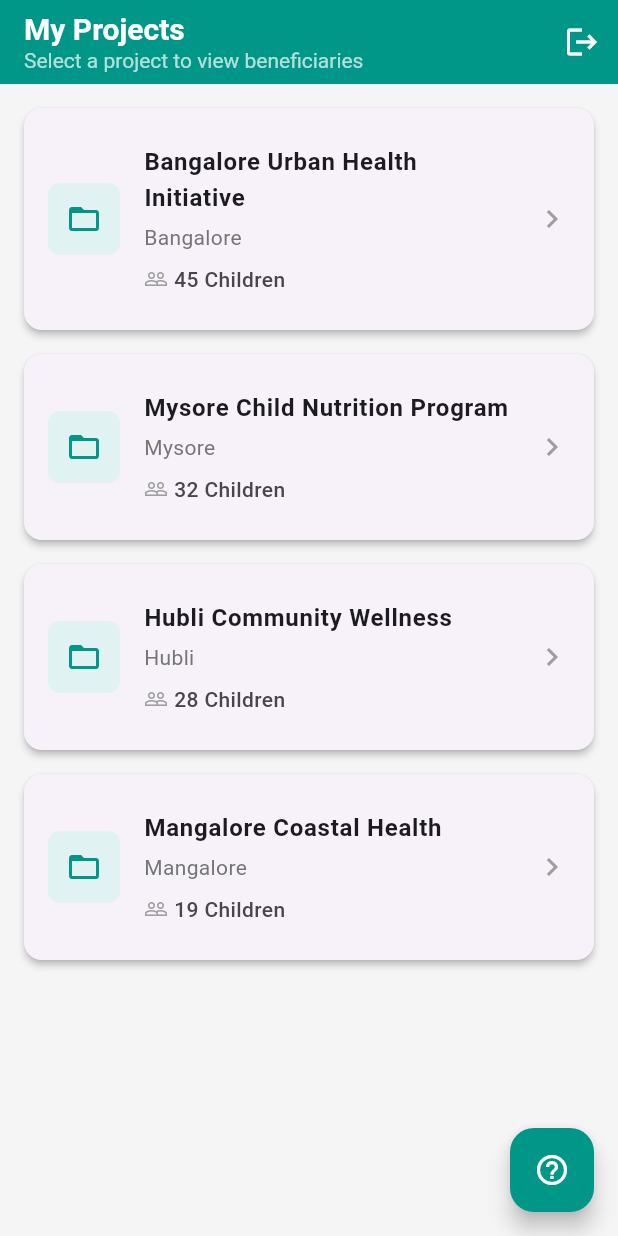
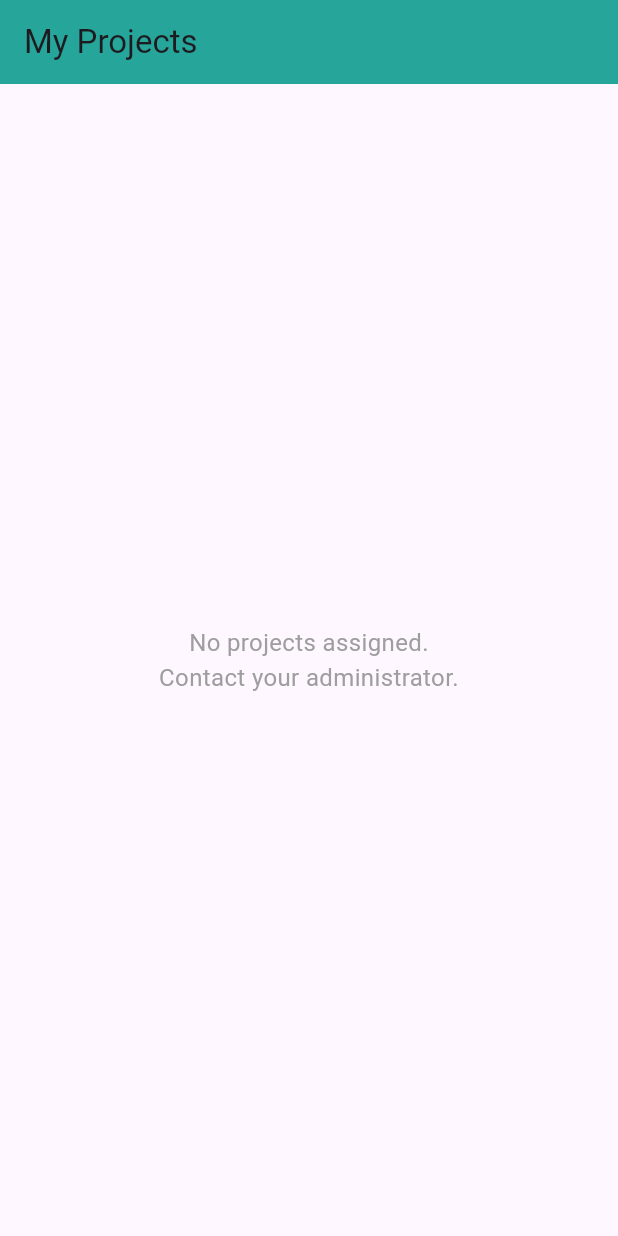
Before and after one commit to mahilearnscoding/jagruti_app, a Flutter app: the ProjectListScreen screen opened directly, on a phone screen of 412 x 824 dp. Run offline on Flutter 3.47's test engine with Material 3 defaults, Android fonts, the light colour scheme and no system bars; our stand-ins replace appwrite, hive_flutter; accounts and stored records are empty.

Commit message:
Final Windows sync

```diff
--- a/lib/screens/children/add_child_screen.dart
+++ b/lib/screens/children/add_child_screen.dart
@@ -5,7 +5,6 @@ import '../../services/visit_service.dart';
 import '../../services/local_storage_service.dart';
 import '../../utils/constants.dart';
 import '../visits/baseline_visit_screen.dart';
-import '../../services/local_storage_service.dart';
 
 class AddChildScreen extends StatefulWidget {
   final String projectId;
--- a/lib/screens/dashboard/project_list_screen.dart
+++ b/lib/screens/dashboard/project_list_screen.dart
@@ -1,115 +1,122 @@
 import 'package:flutter/material.dart';
-import '../auth/login_screen.dart';
-import '../children/child_list_screen.dart'; // <--- IMPORTANT: Ensure this import is here
+import '../../services/project_service.dart';
+import '../children/child_list_screen.dart';
 
-class ProjectListScreen extends StatelessWidget {
+class ProjectListScreen extends StatefulWidget {
   const ProjectListScreen({super.key});
 
   @override
+  State<ProjectListScreen> createState() => _ProjectListScreenState();
+}
+
+class _ProjectListScreenState extends State<ProjectListScreen> {
+  bool _isLoading = true;
+  List<Map<String, dynamic>> _projects = [];
+
+  @override
+  void initState() {
+    super.initState();
+    _loadProjects();
+  }
+
+  Future<void> _loadProjects() async {
+    try {
+      // Fetch data from Service
+      final data = await ProjectService.I.getProjects();
+
+      if (mounted) {
+        setState(() {
+          _projects = data;
+          _isLoading = false; // Stop loading on success
+        });
+      }
+    } catch (e) {
+      print("Error loading projects: $e");
+      if (mounted) {
+        setState(() {
+          _isLoading = false; // Stop loading even on error
+        });
+        ScaffoldMessenger.of(context).showSnackBar(
+          SnackBar(content: Text("Error: Failed to load projects")),
+        );
+      }
+    }
+  }
+
+  @override
   Widget build(BuildContext context) {
-    // DUMMY DATA
-    final List<Map<String, dynamic>> projects = [
-      {
-        "title": "Bangalore Urban Health Initiative",
-        "location": "Bangalore",
-        "count": 45,
-      },
-      {
-        "title": "Mysore Child Nutrition Program",
-        "location": "Mysore",
-        "count": 32,
-      },
-      {
-        "title": "Hubli Community Wellness",
-        "location": "Hubli",
-        "count": 28,
-      },
-      {
-        "title": "Mangalore Coastal Health",
-        "location": "Mangalore",
-        "count": 19,
-      },
-    ];
+    return Scaffold(
+      appBar: AppBar(
+        title: const Text('My Projects'),
+        backgroundColor: const Color(0xFF26A69A),
+      ),
+      body: _isLoading
+          ? const Center(child: CircularProgressIndicator())
+          : _projects.isEmpty
+              ? const Center(
+                  child: Text(
+                    "No projects assigned.\nContact your administrator.",
+                    textAlign: TextAlign.center,
+                    style: TextStyle(color: Colors.grey, fontSize: 16),
+                  ),
+                )
+              : ListView.builder(
+                  padding: const EdgeInsets.all(12),
+                  itemCount: _projects.length,
+                  itemBuilder: (context, index) {
+                    final project = _projects[index];
 
-    return Scaffold(
-      backgroundColor: Colors.grey[100],
-      appBar: AppBar(
-        backgroundColor: const Color(0xFF009688),
-        title: const Column(
-          crossAxisAlignment: CrossAxisAlignment.start,
-          children: [
-            Text(
-              "My Projects",
-              style: TextStyle(fontWeight: FontWeight.bold, fontSize: 20, color: Colors.white)
-            ),
-            Text(
-              "Select a project to view beneficiaries",
-              style: TextStyle(fontSize: 14, color: Colors.white70)
-            ),
-          ],
-        ),
-        actions: [
-          IconButton(
-            icon: const Icon(Icons.logout, color: Colors.white),
-            onPressed: () {
-              Navigator.pushReplacement(
-                context,
-                MaterialPageRoute(builder: (context) => const LoginScreen())
-              );
-            },
-          )
-        ],
-      ),
-      body: ListView.builder(
-        padding: const EdgeInsets.all(16),
-        itemCount: projects.length,
-        itemBuilder: (context, index) {
-          final project = projects[index];
+                    // --- CRITICAL CRASH FIX ---
+                    // 1. Get ID safely: Checks for '$id' (Appwrite default) OR 'id' OR empty string
+                    final String pId = project['\$id']?.toString()
+                                    ?? project['id']?.toString()
+                                    ?? "";
+
+                    // 2. Get Name safely: If null, defaults to "Unnamed Project"
+                    final String pName = project['name']?.toString() ?? "Unnamed Project";
+
+                    // 3. Get Description safely
+                    final String pDesc = project['description']?.toString() ?? "Active Program";
+
                     return Card(
                       elevation: 2,
-            margin: const EdgeInsets.only(bottom: 16),
-            shape: RoundedRectangleBorder(borderRadius: BorderRadius.circular(12)),
+                      margin: const EdgeInsets.only(bottom: 12),
+                      shape: RoundedRectangleBorder(borderRadius: BorderRadius.circular(10)),
                       child: ListTile(
-              contentPadding: const EdgeInsets.all(16),
+                        contentPadding: const EdgeInsets.symmetric(horizontal: 16, vertical: 8),
                         leading: Container(
-                padding: const EdgeInsets.all(12),
+                          padding: const EdgeInsets.all(10),
                           decoration: BoxDecoration(
-                  color: const Color(0xFFE0F2F1), // Light Teal background
+                            color: Colors.teal.shade50,
                             borderRadius: BorderRadius.circular(8),
                           ),
-                child: const Icon(Icons.folder_open, color: Color(0xFF009688)),
+                          child: const Icon(Icons.folder, color: Color(0xFF26A69A)),
                         ),
                         title: Text(
-                project['title'],
+                          pName,
                           style: const TextStyle(fontWeight: FontWeight.bold, fontSize: 16),
                         ),
-              subtitle: Column(
-                crossAxisAlignment: CrossAxisAlignment.start,
-                children: [
-                  const SizedBox(height: 4),
-                  Text(project['location'], style: TextStyle(color: Colors.grey[600])),
-                  const SizedBox(height: 8),
-                  Row(
-                    children: [
-                      const Icon(Icons.people_outline, size: 16, color: Colors.grey),
-                      const SizedBox(width: 4),
-                      Text(
-                        "${project['count']} Children",
-                        style: const TextStyle(fontWeight: FontWeight.w500)
+                        subtitle: Padding(
+                          padding: const EdgeInsets.only(top: 4),
+                          child: Text(pDesc, maxLines: 2, overflow: TextOverflow.ellipsis),
                         ),
-                    ],
-                  ),
-                ],
-              ),
-              trailing: const Icon(Icons.chevron_right, color: Colors.grey),
-              // THE NAVIGATION LOGIC
+                        trailing: const Icon(Icons.arrow_forward_ios, size: 14, color: Colors.grey),
                         onTap: () {
+                          // Prevent navigation if ID is invalid
+                          if (pId.isEmpty) {
+                            ScaffoldMessenger.of(context).showSnackBar(
+                              const SnackBar(content: Text("Error: Project ID is missing"))
+                            );
+                            return;
+                          }
+
+                          // Navigate to Child List
                           Navigator.push(
                             context,
                             MaterialPageRoute(
-                    builder: (context) => ChildListScreen(
-                      projectId: project['id'],
-                      projectName: project['title'],
+                              builder: (_) => ChildListScreen(
+                                projectId: pId,
+                                projectName: pName,
                               ),
                             ),
                           );
@@ -118,11 +125,6 @@ class ProjectListScreen extends StatelessWidget {
                     );
                   },
                 ),
-      floatingActionButton: FloatingActionButton(
-        backgroundColor: const Color(0xFF009688),
-        child: const Icon(Icons.help_outline, color: Colors.white),
-        onPressed: () {},
-      ),
     );
   }
 }
--- a/lib/services/auth_service.dart
+++ b/lib/services/auth_service.dart
@@ -1,5 +1,4 @@
 import 'package:appwrite/appwrite.dart';
-import 'package:appwrite/models.dart' as models;
 
 class AuthService {
   final Client client = Client()
--- /dev/null
+++ b/lib/services/project_service.dart
@@ -0,0 +1,29 @@
+import 'package:appwrite/appwrite.dart';
+import '../utils/constants.dart';
+import 'appwrite_service.dart';
+
+class ProjectService {
+  ProjectService._();
+  static final ProjectService I = ProjectService._();
+
+  Future<List<Map<String, dynamic>>> getProjects() async {
+    try {
+      final response = await AppwriteService.I.list(
+        collectionId: Constants.colProjects,
+      );
+
+      // Convert documents to a nice list of data
+      return response.documents.map((doc) {
+        final data = doc.data;
+        // Inject the ID into the data map so the UI can use it
+        data['id'] = doc.$id;
+        return data;
+      }).toList();
+
+    } catch (e) {
+      print("Error fetching projects: $e");
+      // Return empty list instead of crashing
+      return [];
+    }
+  }
+}
--- a/lib/utils/constants.dart
+++ b/lib/utils/constants.dart
@@ -2,7 +2,7 @@ class Constants {
   // ⚠️ REPLACE WITH YOUR PROJECT ID
   static const String appwriteEndpoint = 'https://cloud.appwrite.io/v1';
   static const String appwriteProjectId = '696a5e940026621a01ee';
-  static const String databaseId = 'jagruti_db';
+  static const String databaseId = '696a60cf00151d14bf35';
 
   // Collection IDs (Must match Appwrite exactly)
   static const String colProjects = 'projects';
--- a/lib/utils/db_seeder.dart
+++ b/lib/utils/db_seeder.dart
@@ -3,7 +3,7 @@ import '../utils/constants.dart';
 
 class DatabaseSeeder {
   // ⚠️ TODO: Replace this with your actual Project ID from Appwrite Console
-  final String projectId = '696a5e940026621a01ee';
+  final String projectId = '6970934c003c641b26dc';
 
   final List<Map<String, dynamic>> baselineQuestions = [
     // --- SECTION 1: HOUSEHOLD INFO (1-17) ---
```
Also changed, not shown: lib/screens/visits/baseline_visit_screen.dart (+119 -0 lines), lib/services/question_service.dart (+75 -0 lines). Lines whose indentation alone changed are shown as unchanged.
